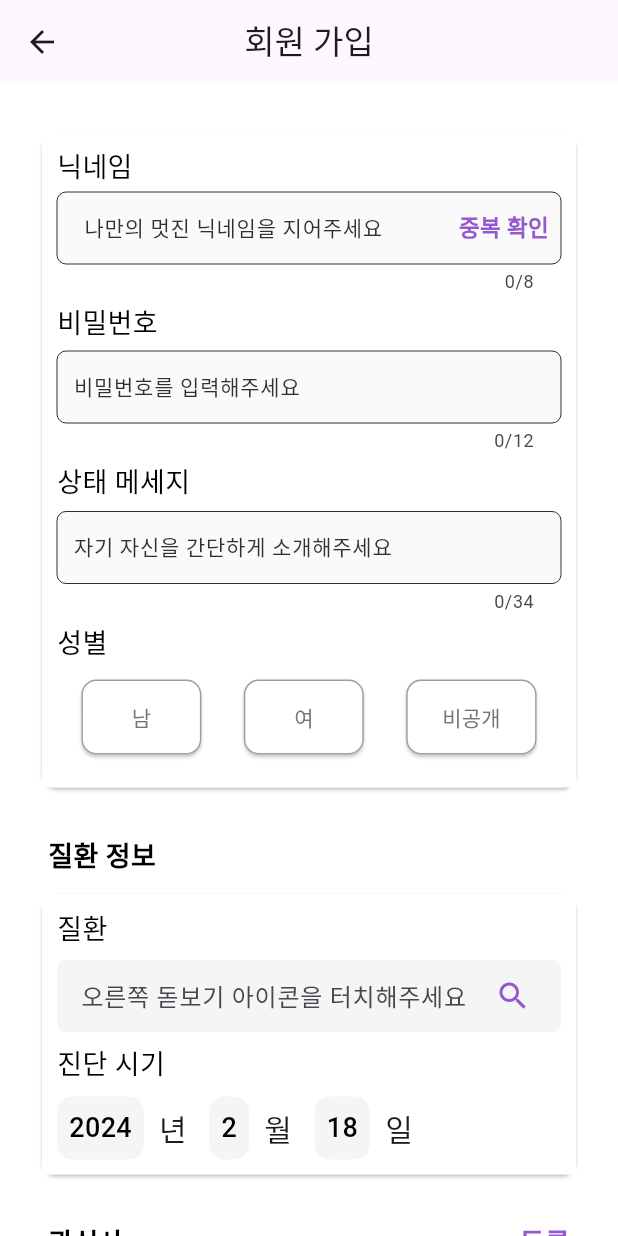
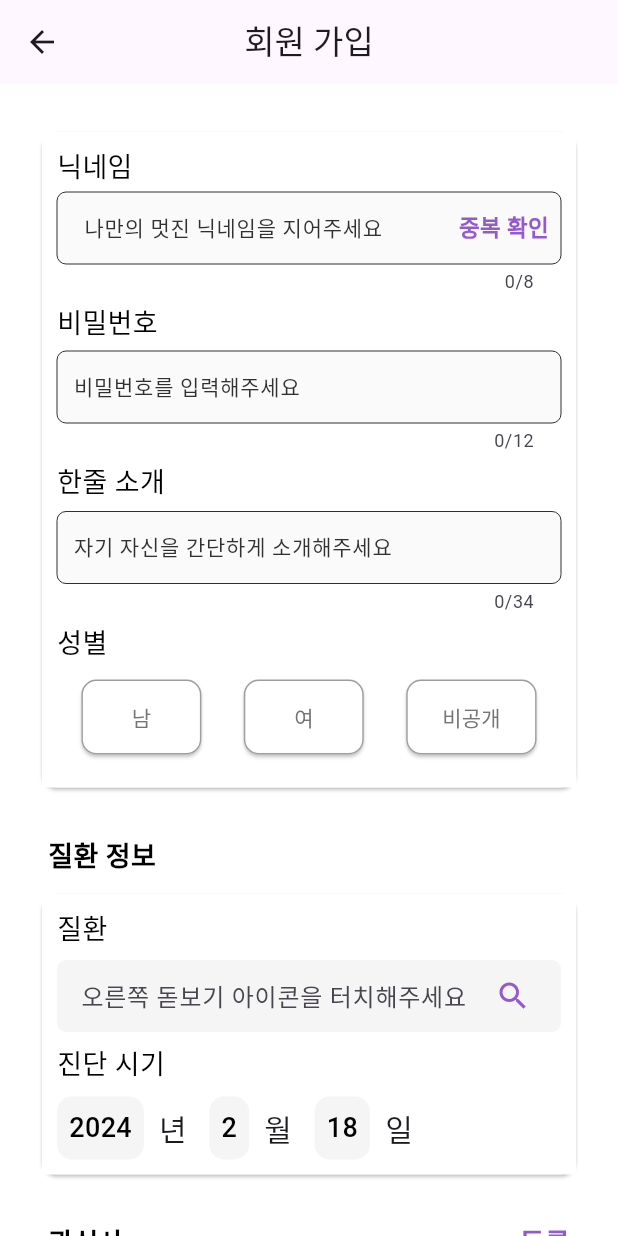
Before and after one commit to UniBond-jijijin/UniBond-flutter, a Flutter app: the JoinScreen screen opened directly, on a phone screen of 412 x 824 dp. Run offline on Flutter 3.47's test engine with Material 3 defaults, Android fonts, the phone set to English and light mode, and no system bars; our stand-ins replace dio, flutter_dotenv, flutter_secure_storage, flutter_svg, fluttertoast, get and 3 more; missing offline and left inert: timeago_flutter; accounts and stored records are empty; Roboto replaces fonts that are missing (Pretendard); project files that could hold a hidden picture were left out.

Commit message:
Fix: 다시 한줄 소개로 변경

```diff
--- a/unibond/lib/view/screens/user/join_screen.dart
+++ b/unibond/lib/view/screens/user/join_screen.dart
@@ -367,11 +367,11 @@ class _JoinScreenState extends State<JoinScreen> {
                               ),
                             ),
                             const Text(
-                              '상태 메세지',
+                              '한줄 소개',
                               style: askTextStyle,
                             ),
                             Semantics(
-                              label: '상태 메세지 입력',
+                              label: '한줄 소개 입력',
                               child: MyCustomTextFormField(
                                 controller: bioController,
                                 onChanged: (value) {},
```
